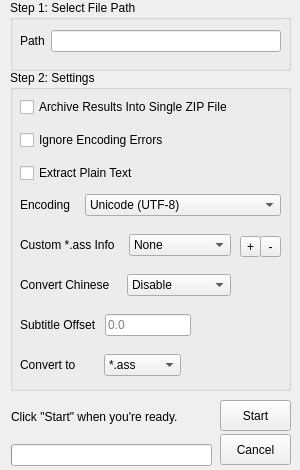
The window that src/ui/transub.ui (Gatorix/Final-Project) describes before a commit, drawn with Qt 5.
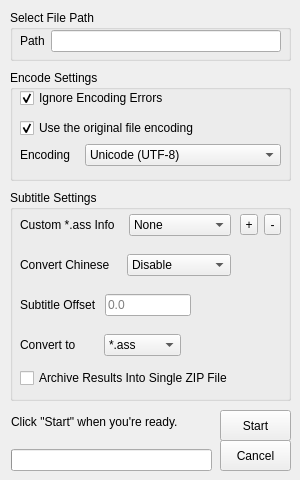
The same window after the commit.

The edit to the form file:
```diff
--- a/src/ui/transub.ui
+++ b/src/ui/transub.ui
@@ -7,7 +7,7 @@
     <x>0</x>
     <y>0</y>
     <width>300</width>
-    <height>470</height>
+    <height>480</height>
    </rect>
   </property>
   <property name="windowTitle">
@@ -19,17 +19,17 @@
      <x>10</x>
      <y>70</y>
      <width>281</width>
-     <height>321</height>
+     <height>111</height>
     </rect>
    </property>
    <property name="title">
-    <string>Step 2: Settings</string>
+    <string>Encode Settings</string>
    </property>
    <widget class="QWidget" name="layoutWidget">
     <property name="geometry">
      <rect>
       <x>10</x>
-      <y>120</y>
+      <y>70</y>
       <width>261</width>
       <height>31</height>
      </rect>
@@ -73,214 +73,56 @@
      </item>
     </layout>
    </widget>
-   <widget class="QWidget" name="layoutWidget">
+   <widget class="QCheckBox" name="check_box_is_original_encoding">
+    <property name="geometry">
+     <rect>
+      <x>10</x>
+      <y>50</y>
+      <width>201</width>
+      <height>16</height>
+     </rect>
+    </property>
+    <property name="text">
+     <string>Use the original file encoding</string>
+    </property>
+    <property name="checked">
+     <bool>true</bool>
+    </property>
+   </widget>
+   <widget class="QCheckBox" name="check_box_ignore_error">
     <property name="geometry">
      <rect>
       <x>10</x>
       <y>20</y>
-      <width>261</width>
-      <height>101</height>
-     </rect>
-    </property>
-    <layout class="QGridLayout" name="gridLayout_9">
-     <item row="0" column="0">
-      <widget class="QCheckBox" name="check_box_archive">
-       <property name="text">
-        <string>Archive Results Into Single ZIP File</string>
-       </property>
-      </widget>
-     </item>
-     <item row="1" column="0">
-      <widget class="QCheckBox" name="check_box_ignore_error">
-       <property name="text">
-        <string>Ignore Encoding Errors</string>
-       </property>
-      </widget>
-     </item>
-     <item row="2" column="0">
-      <widget class="QCheckBox" name="check_box_extract_text">
-       <property name="text">
-        <string>Extract Plain Text</string>
-       </property>
-      </widget>
-     </item>
-    </layout>
-   </widget>
-   <widget class="QWidget" name="layoutWidget">
-    <property name="geometry">
-     <rect>
-      <x>10</x>
-      <y>200</y>
-      <width>211</width>
-      <height>31</height>
-     </rect>
-    </property>
-    <layout class="QGridLayout" name="gridLayout_5">
-     <item row="0" column="0">
-      <widget class="QLabel" name="label_chinese">
-       <property name="text">
-        <string>Convert Chinese</string>
-       </property>
-      </widget>
-     </item>
-     <item row="0" column="1">
-      <widget class="QComboBox" name="combo_box_chinese">
-       <item>
-        <property name="text">
-         <string>Disable</string>
-        </property>
-       </item>
-       <item>
-        <property name="text">
-         <string>To Simplified</string>
-        </property>
-       </item>
-       <item>
-        <property name="text">
-         <string>To Traditional</string>
-        </property>
-       </item>
-      </widget>
-     </item>
-    </layout>
-   </widget>
-   <widget class="QWidget" name="layoutWidget">
-    <property name="geometry">
-     <rect>
-      <x>10</x>
-      <y>280</y>
-      <width>161</width>
-      <height>31</height>
-     </rect>
-    </property>
-    <layout class="QGridLayout" name="gridLayout">
-     <item row="0" column="0">
-      <widget class="QLabel" name="label_convert">
-       <property name="text">
-        <string>Convert to</string>
-       </property>
-      </widget>
-     </item>
-     <item row="0" column="1">
-      <widget class="QComboBox" name="combo_box_convert">
-       <item>
-        <property name="text">
-         <string>*.ass</string>
-        </property>
-       </item>
-       <item>
-        <property name="text">
-         <string>*.srt</string>
-        </property>
-       </item>
-      </widget>
-     </item>
-    </layout>
-   </widget>
-   <widget class="QWidget" name="layoutWidget">
-    <property name="geometry">
-     <rect>
-      <x>10</x>
-      <y>240</y>
-      <width>171</width>
-      <height>31</height>
-     </rect>
-    </property>
-    <layout class="QGridLayout" name="gridLayout_4">
-     <item row="0" column="0">
-      <widget class="QLabel" name="label_offset">
-       <property name="text">
-        <string>Subtitle Offset </string>
-       </property>
-      </widget>
-     </item>
-     <item row="0" column="1">
-      <widget class="QLineEdit" name="line_edit_offset">
-       <property name="text">
-        <string/>
-       </property>
-       <property name="placeholderText">
-        <string>0.0</string>
-       </property>
-      </widget>
-     </item>
-    </layout>
-   </widget>
-   <widget class="QWidget" name="layoutWidget">
-    <property name="geometry">
-     <rect>
-      <x>10</x>
-      <y>160</y>
-      <width>211</width>
-      <height>31</height>
-     </rect>
-    </property>
-    <layout class="QGridLayout" name="gridLayout_7">
-     <item row="0" column="0">
-      <widget class="QLabel" name="label_chinese_2">
-       <property name="text">
-        <string>Custom *.ass Info</string>
-       </property>
-      </widget>
-     </item>
-     <item row="0" column="1">
-      <widget class="QComboBox" name="combo_box_custom_info">
-       <item>
-        <property name="text">
-         <string>None</string>
-        </property>
-       </item>
-      </widget>
-     </item>
-    </layout>
-   </widget>
-   <widget class="QToolButton" name="toolButton_add">
-    <property name="geometry">
-     <rect>
-      <x>230</x>
-      <y>166</y>
-      <width>21</width>
-      <height>21</height>
+      <width>155</width>
+      <height>16</height>
      </rect>
     </property>
     <property name="text">
-     <string>+</string>
+     <string>Ignore Encoding Errors</string>
     </property>
-   </widget>
-   <widget class="QToolButton" name="toolButton_remove">
-    <property name="enabled">
+    <property name="checked">
      <bool>true</bool>
     </property>
-    <property name="geometry">
-     <rect>
-      <x>250</x>
-      <y>166</y>
-      <width>21</width>
-      <height>21</height>
-     </rect>
-    </property>
-    <property name="text">
-     <string>-</string>
-    </property>
    </widget>
   </widget>
   <widget class="QGroupBox" name="folder_group">
    <property name="geometry">
     <rect>
      <x>10</x>
-     <y>0</y>
+     <y>10</y>
      <width>281</width>
-     <height>71</height>
+     <height>51</height>
     </rect>
    </property>
    <property name="title">
-    <string>Step 1: Select File Path</string>
+    <string>Select File Path</string>
    </property>
    <widget class="QWidget" name="layoutWidget">
     <property name="geometry">
      <rect>
       <x>10</x>
-      <y>30</y>
+      <y>20</y>
       <width>261</width>
       <height>23</height>
      </rect>
@@ -307,7 +149,7 @@
    <property name="geometry">
     <rect>
      <x>220</x>
-     <y>400</y>
+     <y>410</y>
      <width>71</width>
      <height>31</height>
     </rect>
@@ -320,7 +162,7 @@
    <property name="geometry">
     <rect>
      <x>11</x>
-     <y>395</y>
+     <y>400</y>
      <width>201</width>
      <height>71</height>
     </rect>
@@ -355,7 +197,7 @@
    <property name="geometry">
     <rect>
      <x>220</x>
-     <y>434</y>
+     <y>440</y>
      <width>71</width>
      <height>31</height>
     </rect>
@@ -364,6 +206,194 @@
     <string>Cancel</string>
    </property>
   </widget>
+  <widget class="QGroupBox" name="groupBox">
+   <property name="geometry">
+    <rect>
+     <x>10</x>
+     <y>190</y>
+     <width>281</width>
+     <height>211</height>
+    </rect>
+   </property>
+   <property name="title">
+    <string>Subtitle Settings</string>
+   </property>
+   <widget class="QWidget" name="layoutWidget">
+    <property name="geometry">
+     <rect>
+      <x>10</x>
+      <y>100</y>
+      <width>171</width>
+      <height>31</height>
+     </rect>
+    </property>
+    <layout class="QGridLayout" name="gridLayout_4">
+     <item row="0" column="0">
+      <widget class="QLabel" name="label_offset">
+       <property name="text">
+        <string>Subtitle Offset </string>
+       </property>
+      </widget>
+     </item>
+     <item row="0" column="1">
+      <widget class="QLineEdit" name="line_edit_offset">
+       <property name="text">
+        <string/>
+       </property>
+       <property name="placeholderText">
+        <string>0.0</string>
+       </property>
+      </widget>
+     </item>
+    </layout>
+   </widget>
+   <widget class="QWidget" name="layoutWidget">
+    <property name="geometry">
+     <rect>
+      <x>10</x>
+      <y>60</y>
+      <width>211</width>
+      <height>31</height>
+     </rect>
+    </property>
+    <layout class="QGridLayout" name="gridLayout_5">
+     <item row="0" column="0">
+      <widget class="QLabel" name="label_chinese">
+       <property name="text">
+        <string>Convert Chinese</string>
+       </property>
+      </widget>
+     </item>
+     <item row="0" column="1">
+      <widget class="QComboBox" name="combo_box_chinese">
+       <item>
+        <property name="text">
+         <string>Disable</string>
+        </property>
+       </item>
+       <item>
+        <property name="text">
+         <string>To Simplified</string>
+        </property>
+       </item>
+       <item>
+        <property name="text">
+         <string>To Traditional</string>
+        </property>
+       </item>
+      </widget>
+     </item>
+    </layout>
+   </widget>
+   <widget class="QWidget" name="layoutWidget">
+    <property name="geometry">
+     <rect>
+      <x>10</x>
+      <y>20</y>
+      <width>211</width>
+      <height>31</height>
+     </rect>
+    </property>
+    <layout class="QGridLayout" name="gridLayout_7">
+     <item row="0" column="0">
+      <widget class="QLabel" name="label_chinese_2">
+       <property name="text">
+        <string>Custom *.ass Info</string>
+       </property>
+      </widget>
+     </item>
+     <item row="0" column="1">
+      <widget class="QComboBox" name="combo_box_custom_info">
+       <item>
+        <property name="text">
+         <string>None</string>
+        </property>
+       </item>
+      </widget>
+     </item>
+    </layout>
+   </widget>
+   <widget class="QWidget" name="layoutWidget">
+    <property name="geometry">
+     <rect>
+      <x>10</x>
+      <y>140</y>
+      <width>161</width>
+      <height>31</height>
+     </rect>
+    </property>
+    <layout class="QGridLayout" name="gridLayout">
+     <item row="0" column="0">
+      <widget class="QLabel" name="label_convert">
+       <property name="text">
+        <string>Convert to</string>
+       </property>
+      </widget>
+     </item>
+     <item row="0" column="1">
+      <widget class="QComboBox" name="combo_box_convert">
+       <item>
+        <property name="text">
+         <string>*.ass</string>
+        </property>
+       </item>
+       <item>
+        <property name="text">
+         <string>*.srt</string>
+        </property>
+       </item>
+       <item>
+        <property name="text">
+         <string>*.txt</string>
+        </property>
+       </item>
+      </widget>
+     </item>
+    </layout>
+   </widget>
+   <widget class="QCheckBox" name="check_box_archive">
+    <property name="geometry">
+     <rect>
+      <x>10</x>
+      <y>180</y>
+      <width>239</width>
+      <height>16</height>
+     </rect>
+    </property>
+    <property name="text">
+     <string>Archive Results Into Single ZIP File</string>
+    </property>
+   </widget>
+   <widget class="QWidget" name="">
+    <property name="geometry">
+     <rect>
+      <x>230</x>
+      <y>19</y>
+      <width>41</width>
+      <height>31</height>
+     </rect>
+    </property>
+    <layout class="QGridLayout" name="gridLayout_8">
+     <item row="0" column="0">
+      <widget class="QToolButton" name="toolButton_add">
+       <property name="text">
+        <string>+</string>
+       </property>
+      </widget>
+     </item>
+     <item row="0" column="1">
+      <widget class="QToolButton" name="toolButton_remove">
+       <property name="enabled">
+        <bool>true</bool>
+       </property>
+       <property name="text">
+        <string>-</string>
+       </property>
+      </widget>
+     </item>
+    </layout>
+   </widget>
+  </widget>
  </widget>
  <resources/>
  <connections/>
```
